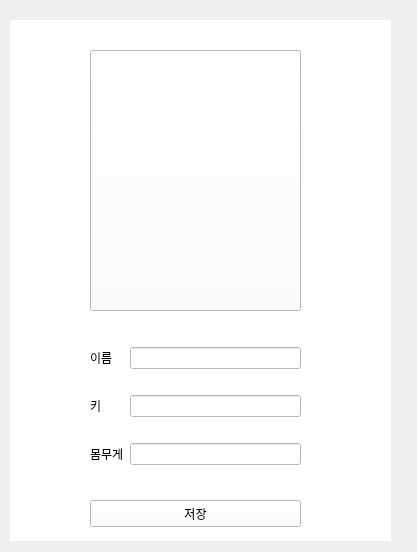
Qt form client/ui/auth.ui (addinedu-ros-8th/deeplearning-repo-1) before a commit.
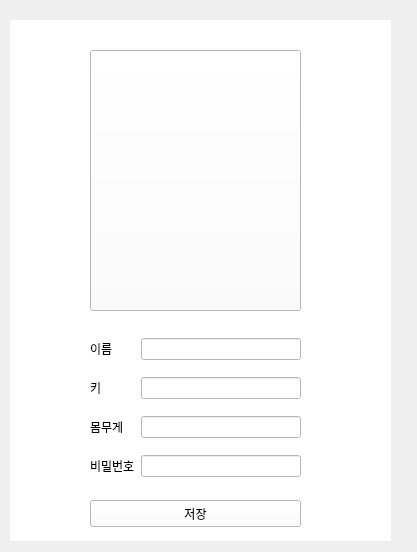
The same form after that commit. The open tabs and pages were chosen to show the change.

Diff of the .ui file:
```diff
--- a/client/ui/auth.ui
+++ b/client/ui/auth.ui
@@ -393,16 +393,6 @@
         </property>
        </widget>
       </item>
-      <item row="1" column="1">
-       <widget class="QLineEdit" name="lineEdit_2"/>
-      </item>
-      <item row="1" column="0">
-       <widget class="QLabel" name="label_9">
-        <property name="text">
-         <string>키</string>
-        </property>
-       </widget>
-      </item>
       <item row="2" column="1">
        <widget class="QLineEdit" name="lineEdit_8"/>
       </item>
@@ -413,6 +403,26 @@
         </property>
        </widget>
       </item>
+      <item row="1" column="0">
+       <widget class="QLabel" name="label_9">
+        <property name="text">
+         <string>키</string>
+        </property>
+       </widget>
+      </item>
+      <item row="1" column="1">
+       <widget class="QLineEdit" name="profile_input_height"/>
+      </item>
+      <item row="3" column="0">
+       <widget class="QLabel" name="label_3">
+        <property name="text">
+         <string>비밀번호</string>
+        </property>
+       </widget>
+      </item>
+      <item row="3" column="1">
+       <widget class="QLineEdit" name="profile_input_passwd"/>
+      </item>
      </layout>
     </widget>
     <widget class="QPushButton" name="btn_profile_save">
```
Left out of the diff: 7 changed lines with no effect on the pictures.
